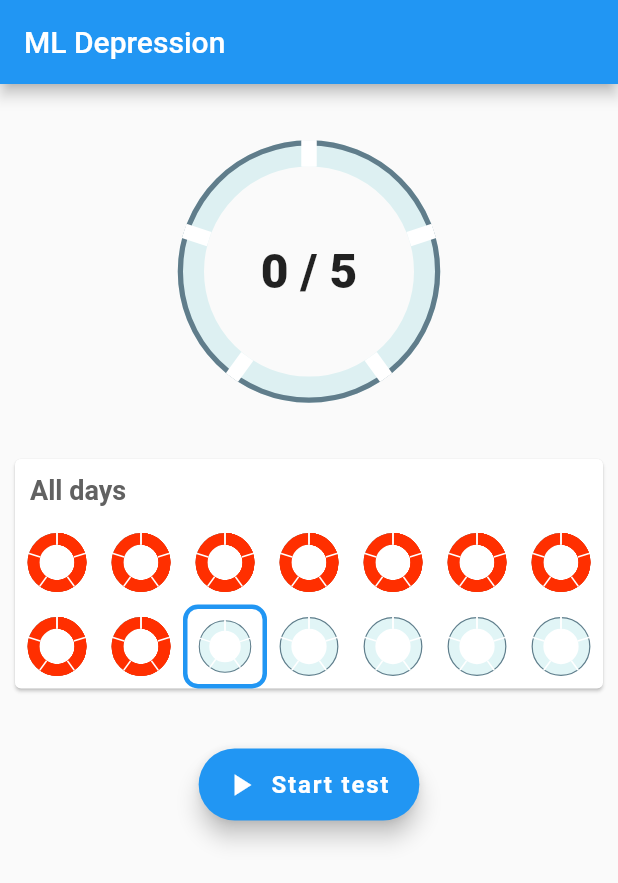
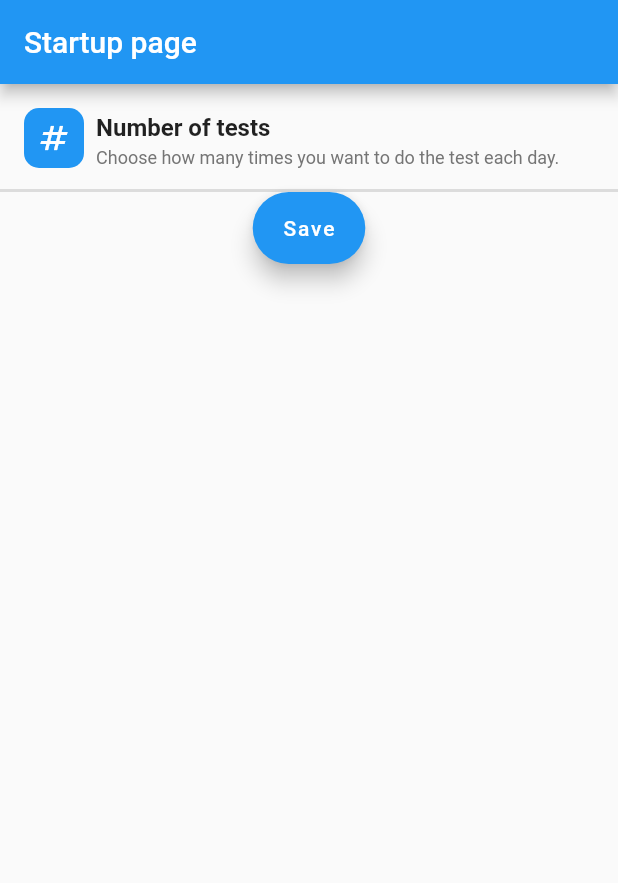
Before and after one commit to AzzamAlsharafi/ml_depression, a Flutter app: the screen it shows after launch, on a phone screen of 412 x 824 dp. Shown: the top 883 px of the screen. Run offline on Flutter 3.47's test engine with Material 2 defaults, Android fonts, the phone set to English and light mode, and no system bars; drawn by our look-alikes of syncfusion_flutter_gauges; our stand-ins replace camera, shared_preferences.

Commit message:
Add startup page placeholder
Add startup page. This is only a placeholder.

```diff
--- /dev/null
+++ b/lib/Pages/StartupWidget.dart
@@ -0,0 +1,107 @@
+import 'package:flutter/material.dart';
+import 'package:ml_depression/constants.dart';
+import 'package:shared_preferences/shared_preferences.dart';
+import 'package:ml_depression/Pages/HomeWidget.dart';
+
+class StartupWidget extends StatelessWidget {
+  const StartupWidget({Key? key}) : super(key: key);
+
+  final List<Item> settingsItems = const [
+    Item("Number of tests", "Choose how many times you want to do the test each day.", Icons.numbers)
+  ];
+
+  @override
+  Widget build(BuildContext context) {
+    return Scaffold(
+      appBar: AppBar(
+        title: const Text("Startup page"),
+      ),
+      body: Column(
+        children: [...List.generate(
+          settingsItems.length,
+          (index) => ItemWidget(
+            settingsItems[index],
+          ),
+        ),
+        FloatingActionButton.extended(onPressed: () async {
+          final prefs = await SharedPreferences.getInstance();
+          prefs.setBool(didStartupKey, true);
+
+          Navigator.pushReplacement(context, MaterialPageRoute(builder: (context) => const HomeWidget()));
+        }, label: Text("Save"))
+        ]
+      ),
+    );
+  }
+}
+
+class ItemWidget extends StatelessWidget {
+  const ItemWidget(this.item, {Key? key}) : super(key: key);
+
+  final Item item;
+
+  @override
+  Widget build(BuildContext context) {
+    return Column(
+      children: [
+        InkWell(
+          onTap: () {},
+          child: Padding(
+            padding: const EdgeInsets.all(8.0),
+            child: Row(
+              children: [
+                Container(
+                  margin: const EdgeInsets.all(8),
+                  decoration: BoxDecoration(
+                    color: Colors.blue,
+                    borderRadius: BorderRadius.circular(10),
+                  ),
+                  child: Padding(
+                    padding: const EdgeInsets.all(8.0),
+                    child: Icon(
+                      item.icon,
+                      color: Colors.white,
+                    ),
+                  ),
+                ),
+                Expanded(
+                  child: Column(
+                    crossAxisAlignment: CrossAxisAlignment.start,
+                    mainAxisAlignment: MainAxisAlignment.start,
+                    children: [
+                      Padding(
+                        padding: const EdgeInsets.symmetric(vertical: 4.0),
+                        child: Text(
+                          item.title,
+                          style: const TextStyle(
+                              fontSize: 16, fontWeight: FontWeight.bold),
+                        ),
+                      ),
+                      Text(
+                        item.description,
+                        style: TextStyle(
+                            fontSize: 12, color: Colors.grey.shade600),
+                      ),
+                    ],
+                  ),
+                ),
+              ],
+            ),
+          ),
+        ),
+        const Divider(
+          thickness: 2,
+          height: 0,
+        )
+      ],
+    );
+  }
+}
+
+class Item {
+  const Item(this.title, this.description, this.icon);
+
+  final String title;
+  final String description;
+  final IconData icon;
+}
--- a/lib/constants.dart
+++ b/lib/constants.dart
@@ -1,3 +1,5 @@
 // Keys for SharedPreferences:
 const String hasPictureKey = "hasImage";
 const String picturePathKey = "pitcurePath";
+
+const String didStartupKey = "didStartup";
--- a/lib/main.dart
+++ b/lib/main.dart
@@ -1,12 +1,21 @@
 import 'package:flutter/material.dart';
 import 'package:ml_depression/Pages/HomeWidget.dart';
+import 'package:ml_depression/Pages/StartupWidget.dart';
+import 'package:ml_depression/constants.dart';
+import 'package:shared_preferences/shared_preferences.dart';
 
 void main() {
-  runApp(const MyApp());
+  runApp(MyApp());
 }
 
 class MyApp extends StatelessWidget {
-  const MyApp({Key? key}) : super(key: key);
+  MyApp({Key? key}) : super(key: key);
+
+  Future<bool> checkStartup() async {
+    final prefs = await SharedPreferences.getInstance();
+
+    return prefs.getBool(didStartupKey) ?? false;
+  }
 
   // This widget is the root of your application.
   @override
@@ -14,7 +23,21 @@ class MyApp extends StatelessWidget {
     return MaterialApp(
       title: 'ML Depression',
       theme: ThemeData(primarySwatch: Colors.blue, fontFamily: 'Roboto'),
-      home: const HomeWidget(),
+      home: FutureBuilder<bool>(
+        future: checkStartup(),
+        builder: (context, snapshot) {
+          if (snapshot.connectionState == ConnectionState.done) {
+            return (snapshot.data ?? false)
+                ? const HomeWidget()
+                : const StartupWidget();
+          }
+          return const Scaffold(
+            body: Center(
+              child: CircularProgressIndicator(),
+            ),
+          );
+        },
+      ),
     );
   }
 }
```
